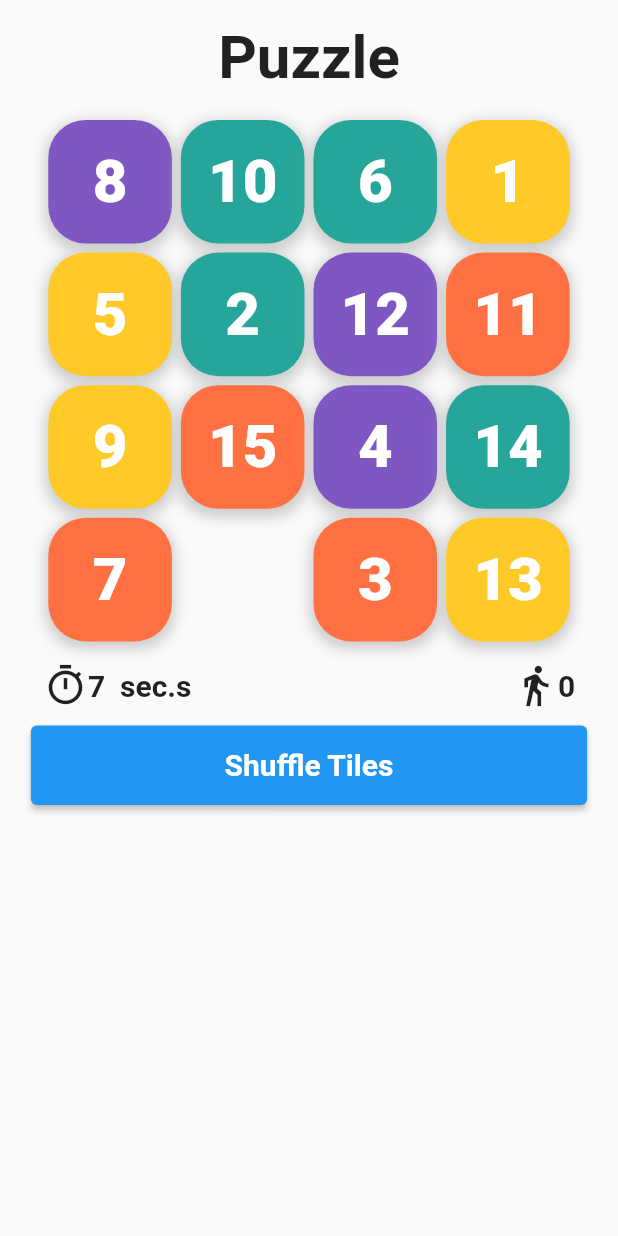
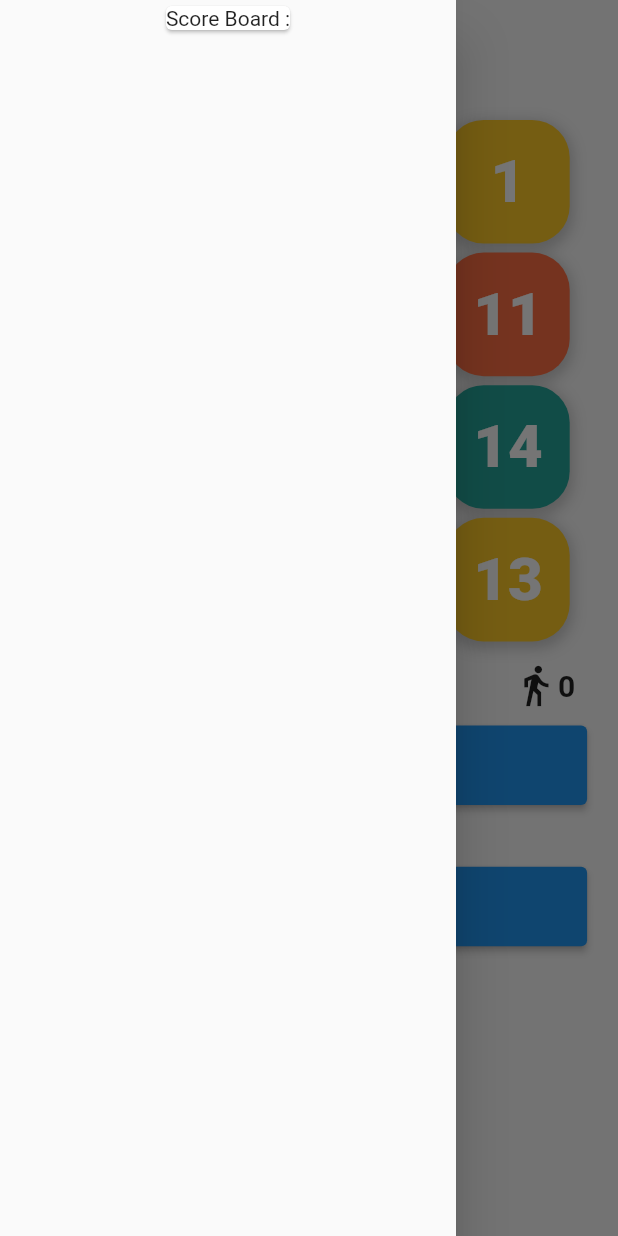
Before and after one commit to amrabdelhameeed/puzzle, a Flutter app: the screen it shows after launch, with the side drawer open (before the commit the screen has no drawer), on a phone screen of 412 x 824 dp. Run offline on Flutter 3.47's test engine with Material 2 defaults, Android fonts, the phone set to English and light mode, and no system bars; our stand-ins replace bloc, flutter_bloc, sqflite; accounts and stored records are empty.

Commit message:
some_touchs

```diff
--- a/lib/data/cubit/public_state.dart
+++ b/lib/data/cubit/public_state.dart
@@ -16,3 +16,7 @@ class PublicLoaded extends PublicState {
   final List<TileModel> listOfTiles;
   PublicLoaded(this.listOfTiles);
 }
+
+class NewScoreCreated extends PublicState {}
+
+class DeleteAllScoresState extends PublicState {}
--- /dev/null
+++ b/lib/data/models/score_model.dart
@@ -0,0 +1,16 @@
+class Score {
+  int? moves;
+  int? seconds;
+  String? dateTime;
+  Score({required this.dateTime, required this.moves, required this.seconds});
+
+  Score.fromJson(Map<String, dynamic> map) {
+    moves = map['moves'];
+    seconds = map['seconds'];
+    dateTime = map['dateTime'];
+  }
+
+  Map<String, dynamic> toJson() {
+    return {'moves': moves, 'seconds': seconds, 'dateTime': dateTime};
+  }
+}
--- /dev/null
+++ b/lib/database/database_helper.dart
@@ -0,0 +1,103 @@
+import 'package:puzzle_test_12_1_2022/data/models/score_model.dart';
+import 'package:sqflite/sqflite.dart';
+import 'package:path/path.dart';
+
+class DBhelper {
+  static final DBhelper instance = DBhelper._initialize();
+  static Database? _database;
+  DBhelper._initialize();
+  Future _createDB(Database db, int version) async {
+    await db.execute('''
+        CREATE TABLE score(
+          moves INTEGER,
+          seconds INTEGER,
+          dateTime TEXT NOT NULL
+        )
+        ''');
+  }
+
+  Future _onConfigure(Database db) async {
+    await db.execute('PRAGMA foreign_keys = ON');
+  }
+
+  Future<Database> _initDB(String fileName) async {
+    final databasePath = await getDatabasesPath();
+    final path = join(databasePath, fileName);
+    return await openDatabase(
+      path,
+      version: 1,
+      onCreate: _createDB,
+      onConfigure: _onConfigure,
+    );
+  }
+
+  Future close() async {
+    final db = await instance.database;
+    db!.close();
+  }
+
+  Future<Database?> get database async {
+    if (_database != null) {
+      return _database;
+    } else {
+      _database = await _initDB('todo.db');
+      return _database;
+    }
+  }
+
+  Future<Score> createscore(Score score) async {
+    final db = await instance.database;
+    await db!.insert('score', score.toJson());
+    return score;
+  }
+
+  // Future<Score> getscore(int id) async {
+  //   final db = await instance.database;
+  //   final maps = await db!.query(
+  //     'score',
+  //     where: 'id = ?',
+  //     whereArgs: [id],
+  //   );
+
+  //   if (maps.isNotEmpty) {
+  //     return Score.fromJson(maps.first);
+  //   } else {
+  //     throw Exception('$id not found in the database.');
+  //   }
+  // }
+
+  Future<List<Score>> getAllscores() async {
+    final db = await instance.database;
+    final result = await db!.query(
+      'score',
+    );
+    var list = result.map((e) => Score.fromJson(e)).toList();
+    list.sort(
+        (a, b) => (a.seconds! + a.moves!).compareTo((b.seconds! + b.seconds!)));
+    return list;
+  }
+
+  // Future<int> updatescore(Score score) async {
+  //   final db = await instance.database;
+  //   return db!.update('score', score.toJson(),
+  //       where: '${score.id} = ?',
+  //       whereArgs: [score.id],
+  //       conflictAlgorithm: ConflictAlgorithm.replace);
+  // }
+
+  // Future<int> deletescore(int id) async {
+  //   final db = await instance.database;
+  //   return db!.delete(
+  //     'score',
+  //     where: 'id = ?',
+  //     whereArgs: [id],
+  //   );
+  // }
+
+  Future<int> deleteAllscores() async {
+    final db = await instance.database;
+    return db!.delete(
+      'score',
+    );
+  }
+}
--- a/lib/main.dart
+++ b/lib/main.dart
@@ -14,6 +14,7 @@ class MyApp extends StatelessWidget {
   @override
   Widget build(BuildContext context) {
     return MaterialApp(
+      debugShowCheckedModeBanner: false,
       onGenerateRoute: appRouter.generateRoute,
       title: 'Puzzle',
     );
--- a/lib/presentation/screens/home/home.dart
+++ b/lib/presentation/screens/home/home.dart
@@ -1,8 +1,12 @@
 import 'package:flutter/material.dart';
 import 'package:flutter_bloc/flutter_bloc.dart';
+import 'package:puzzle_test_12_1_2022/constants/strings.dart';
+import 'package:puzzle_test_12_1_2022/data/models/score_model.dart';
 import 'package:puzzle_test_12_1_2022/presentation/screens/home/constant_widgets/custom_elevated_button.dart';
 import 'package:puzzle_test_12_1_2022/presentation/screens/home/constant_widgets/custom_text_widget.dart';
+import 'package:puzzle_test_12_1_2022/presentation/screens/home/constant_widgets/margin_widget.dart';
 import 'package:puzzle_test_12_1_2022/presentation/screens/home/widgets/moves_timer.dart';
+import 'package:puzzle_test_12_1_2022/presentation/screens/home/widgets/my_drawer.dart';
 import 'package:puzzle_test_12_1_2022/presentation/screens/home/widgets/snack_bar_score.dart';
 import 'package:puzzle_test_12_1_2022/presentation/screens/home/widgets/tiles_container.dart';
 import '../../../data/cubit/public_cubit.dart';
@@ -11,6 +15,7 @@ class Home extends StatelessWidget {
   Home({Key? key}) : super(key: key);
   @override
   Widget build(BuildContext context) {
+    GlobalKey<ScaffoldState> scaffoldKey = new GlobalKey<ScaffoldState>();
     Size size = MediaQuery.of(context).size;
     return BlocConsumer<PublicCubit, PublicState>(
       listener: (context, state) {
@@ -29,14 +34,26 @@ class Home extends StatelessWidget {
         var cubit = PublicCubit.get(context);
         return SafeArea(
           child: Scaffold(
+            key: scaffoldKey,
+            drawer: MyDrawer(cubit: cubit),
             body: SingleChildScrollView(
               child: Padding(
                 padding: EdgeInsets.symmetric(horizontal: size.width * 0.05),
                 child: Column(
                   children: [
-                    const CustomTextWidget(
-                      fontSize: 40,
-                      text: "Puzzle",
+                    Row(
+                      mainAxisAlignment: MainAxisAlignment.start,
+                      children: [
+                        IconButton(
+                            onPressed: () {
+                              scaffoldKey.currentState!.openDrawer();
+                            },
+                            icon: const Icon(Icons.list)),
+                        const CustomTextWidget(
+                          fontSize: 40,
+                          text: "Puzzle",
+                        ),
+                      ],
                     ),
                     TilesContainer(cubit: cubit),
                     MovesTimer(cubit: cubit),
@@ -48,6 +65,15 @@ class Home extends StatelessWidget {
                           fontSize: 20,
                           text: "Shuffle Tiles",
                         )),
+                    MarginWidget(isVertical: true, dividedMargin: 20),
+                    CustomElevatedButton(
+                        onPressed: () {
+                          cubit.generateTilesforTest();
+                        },
+                        widget: const CustomTextWidget(
+                          fontSize: 20,
+                          text: "Test Score DB",
+                        ))
                   ],
                 ),
               ),
--- /dev/null
+++ b/lib/presentation/screens/home/widgets/my_drawer.dart
@@ -0,0 +1,84 @@
+import 'package:flutter/material.dart';
+import 'package:puzzle_test_12_1_2022/data/cubit/public_cubit.dart';
+import 'package:puzzle_test_12_1_2022/data/models/score_model.dart';
+import 'package:puzzle_test_12_1_2022/presentation/screens/home/constant_widgets/custom_elevated_button.dart';
+import 'package:puzzle_test_12_1_2022/presentation/screens/home/home.dart';
+
+List<Score> generateList(BuildContext context, PublicCubit cubit) {
+  List<Score> list = cubit.users;
+  list.toSet();
+  return list;
+}
+
+class MyDrawer extends StatelessWidget {
+  const MyDrawer({Key? key, required this.cubit}) : super(key: key);
+  final PublicCubit cubit;
+  @override
+  Widget build(BuildContext context) {
+    return Drawer(
+      child: SingleChildScrollView(
+        child: Column(
+          children: [
+            Card(
+              child: Text("Score Board :"),
+            ),
+            Column(
+              children: generateList(context, cubit)
+                  .map((s) => SizedBox(
+                        height: 80,
+                        child: Column(
+                          children: [
+                            Row(
+                              mainAxisAlignment: MainAxisAlignment.spaceAround,
+                              children: [
+                                Text(
+                                  "moves : " + s.moves.toString(),
+                                  style: TextStyle(
+                                      color: Colors.black, fontSize: 20),
+                                ),
+                                Text(
+                                  "seconds :" + s.seconds.toString(),
+                                  style: TextStyle(
+                                      color: Colors.black, fontSize: 20),
+                                ),
+                              ],
+                            ),
+                            Row(
+                              mainAxisAlignment: MainAxisAlignment.spaceAround,
+                              children: [
+                                Text(
+                                  "date : " +
+                                      s.dateTime.toString().substring(0, 10),
+                                  style: TextStyle(
+                                      color: Colors.black, fontSize: 20),
+                                ),
+                                Text(
+                                  "time :" +
+                                      s.dateTime.toString().substring(11, 16),
+                                  style: TextStyle(
+                                      color: Colors.black, fontSize: 20),
+                                ),
+                              ],
+                            ),
+                          ],
+                        ),
+                      ))
+                  .toList(),
+            ),
+            cubit.users.isNotEmpty
+                ? Container(
+                    width: double.infinity,
+                    child: CustomElevatedButton(
+                      onPressed: () {
+                        cubit.deleteAllScores();
+                      },
+                      widget: Text("delete all Scores"),
+                    ),
+                  )
+                : Container()
+          ],
+        ),
+      ),
+    );
+  }
+}
--- a/lib/routes.dart
+++ b/lib/routes.dart
@@ -16,8 +16,9 @@ class AppRouter {
       case home:
         return MaterialPageRoute(builder: (_) {
           return BlocProvider(
-            create: (context) =>
-                PublicCubit(generatedTiles: generatedTiles!)..tilesListCubit(),
+            create: (context) => PublicCubit(generatedTiles: generatedTiles!)
+              ..tilesListCubit()
+              ..getAllScores(),
             child: Home(),
           );
         });
```
Also changed, not shown: lib/data/cubit/public_cubit.dart (+63 -0 lines), lib/presentation/screens/home/widgets/snack_bar_score.dart (+6 -15 lines), pubspec.yaml (+1 -6 lines), pubspec.lock.
